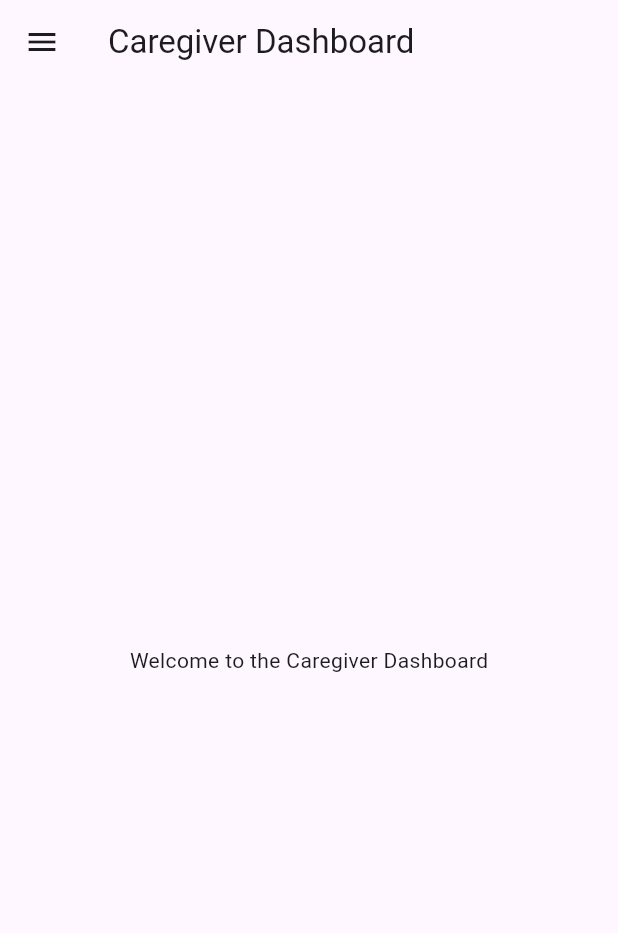
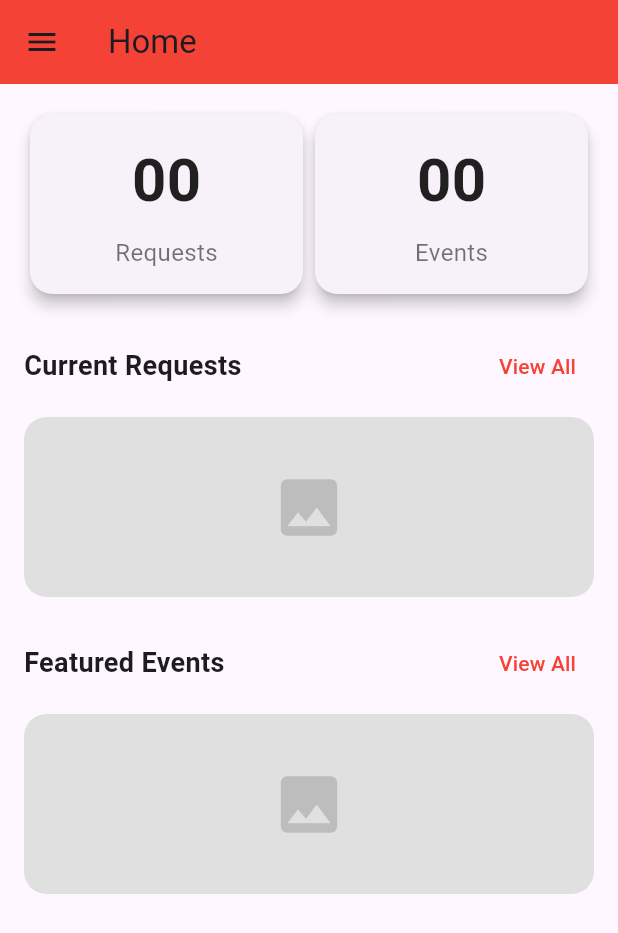
Before and after one commit to janindu333/caregiver-mobile, a Flutter app: the CaregiverDashboardPage screen opened by its route, on a phone screen of 412 x 824 dp. Shown: the top 933 px of the screen. Run offline on Flutter 3.47's test engine with Material 3 defaults, Android fonts, the light colour scheme and no system bars; drawn by our look-alikes of flutter_zoom_drawer; our stand-ins replace cloud_firestore, firebase_auth, firebase_core, get; accounts and stored records are empty.

Commit message:
added zoom drawer

```diff
--- a/lib/features/caregiver/presentation/pages/caregiver_dashboard_page.dart
+++ b/lib/features/caregiver/presentation/pages/caregiver_dashboard_page.dart
@@ -1,54 +1,25 @@
-import 'package:caregiver/menu_screen.dart';
 import 'package:flutter/material.dart';
 import 'package:flutter_zoom_drawer/flutter_zoom_drawer.dart';
+import 'package:get/get.dart';
+import 'package:caregiver/menu_screen.dart';
+import 'package:caregiver/my_drawer_controller.dart';
+import 'package:caregiver/main_screen.dart';
 
-class CaregiverDashboardPage extends StatefulWidget {
-  CaregiverDashboardPage({super.key});
-
-  @override
-  _CaregiverDashboardPageState createState() => _CaregiverDashboardPageState();
-}
-
-class _CaregiverDashboardPageState extends State<CaregiverDashboardPage> {
-  final ZoomDrawerController _drawerController = ZoomDrawerController();
-
+class CaregiverDashboardPage extends GetView<MyDrawerController> {
   @override
   Widget build(BuildContext context) {
-    return ZoomDrawer(
-      controller: _drawerController,
-      // style: DrawerStyle.defaultStyle,
-      menuScreen: MenuScreen(),
-
-      mainScreen: Scaffold(
-        appBar: AppBar(
-          title: const Text('Caregiver Dashboard'),
-          leading: IconButton(
-            icon: Icon(Icons.menu),
-            onPressed: () {
-              _drawerController.toggle?.call();
-            },
-          ),
-        ),
-        body: GestureDetector(
-          onTap: () async {
-            bool? isDrawerOpen = await _drawerController.isOpen!();
-            if (isDrawerOpen == true) {
-              _drawerController.close?.call();
-            }
-          },
-          child: const Center(
-            child: Text('Welcome to the Caregiver Dashboard'),
-          ),
-        ),
+    return GetBuilder<MyDrawerController>(
+      builder: (_) => ZoomDrawer(
+        controller: _.zoomDrawerController,
+        menuScreen: MenuScreen(), // Updated MenuScreen with menu items
+        mainScreen: MainScreen(), // Main screen with your content
+        borderRadius: 24.0,
+        showShadow: true,
+        angle: -12.0,
+        menuBackgroundColor: Colors.yellow,
+        drawerShadowsBackgroundColor: Colors.grey,
+        slideWidth: MediaQuery.of(context).size.width * 0.65,
       ),
-
-      borderRadius: 24.0,
-      showShadow: true,
-      angle: 0.0,
-      menuBackgroundColor: Colors.yellow[300]!,
-      slideWidth: MediaQuery.of(context).size.width * 0.65,
-      openCurve: Curves.fastOutSlowIn,
-      closeCurve: Curves.bounceIn,
     );
   }
 }
--- /dev/null
+++ b/lib/features/patient/presentation/pages/patient_home_page.dart
@@ -0,0 +1,17 @@
+import 'package:flutter/material.dart';
+
+class PatientHomePage extends StatelessWidget {
+  const PatientHomePage({Key? key}) : super(key: key);
+
+  @override
+  Widget build(BuildContext context) {
+    return Scaffold(
+      appBar: AppBar(
+        title: Text('Patient Home Page'),
+      ),
+      body: Center(
+        child: Text('Welcome to the Patient Home Page'),
+      ),
+    );
+  }
+}
--- a/lib/main.dart
+++ b/lib/main.dart
@@ -2,10 +2,13 @@ import 'package:caregiver/features/admin/presentation/pages/admin_dashboard_page
 import 'package:caregiver/features/caregiver/presentation/pages/caregiver_dashboard_page.dart';
 import 'package:caregiver/features/splash/presentation/pages/splash_screen.dart';
 import 'package:caregiver/firebase_options.dart';
+import 'package:caregiver/my_drawer_controller.dart';
 import 'package:firebase_core/firebase_core.dart';
 import 'package:flutter/material.dart';
+import 'package:get/get.dart';
 
 void main() async {
+  Get.put<MyDrawerController>(MyDrawerController());
   WidgetsFlutterBinding.ensureInitialized();
   await Firebase.initializeApp(
     options: DefaultFirebaseOptions.currentPlatform,
--- /dev/null
+++ b/lib/main_screen.dart
@@ -0,0 +1,121 @@
+import 'package:flutter/material.dart';
+import 'package:get/get.dart';
+import 'package:caregiver/my_drawer_controller.dart';
+
+class MainScreen extends GetView<MyDrawerController> {
+  const MainScreen({Key? key}) : super(key: key);
+
+  @override
+  Widget build(BuildContext context) {
+    return Scaffold(
+      appBar: AppBar(
+        title: Text('Home'),
+        leading: IconButton(
+          icon: Icon(Icons.menu),
+          onPressed: () {
+            controller.toggleDrawer();
+          },
+        ),
+        backgroundColor: Colors.red, // Match the color with your screenshot
+      ),
+      body: Padding(
+        padding: const EdgeInsets.all(16.0),
+        child: Column(
+          crossAxisAlignment: CrossAxisAlignment.start,
+          children: [
+            Row(
+              mainAxisAlignment: MainAxisAlignment.spaceBetween,
+              children: [
+                _buildStatCard('Requests', '00'),
+                _buildStatCard('Events', '00'),
+              ],
+            ),
+            SizedBox(height: 20.0),
+            _buildSectionTitle('Current Requests', 'View All'),
+            SizedBox(height: 10.0),
+            _buildPlaceholderCard(),
+            SizedBox(height: 20.0),
+            _buildSectionTitle('Featured Events', 'View All'),
+            SizedBox(height: 10.0),
+            _buildPlaceholderCard(),
+          ],
+        ),
+      ),
+    );
+  }
+
+  Widget _buildStatCard(String title, String value) {
+    return Expanded(
+      child: Card(
+        shape: RoundedRectangleBorder(
+          borderRadius: BorderRadius.circular(15.0),
+        ),
+        elevation: 4.0,
+        child: Padding(
+          padding: const EdgeInsets.all(16.0),
+          child: Column(
+            children: [
+              Text(
+                value,
+                style: TextStyle(
+                  fontSize: 40.0,
+                  fontWeight: FontWeight.bold,
+                  color: Colors.black87,
+                ),
+              ),
+              SizedBox(height: 8.0),
+              Text(
+                title,
+                style: TextStyle(
+                  fontSize: 16.0,
+                  color: Colors.black54,
+                ),
+              ),
+            ],
+          ),
+        ),
+      ),
+    );
+  }
+
+  Widget _buildSectionTitle(String title, String actionText) {
+    return Row(
+      mainAxisAlignment: MainAxisAlignment.spaceBetween,
+      children: [
+        Text(
+          title,
+          style: TextStyle(
+            fontSize: 18.0,
+            fontWeight: FontWeight.bold,
+          ),
+        ),
+        TextButton(
+          onPressed: () {
+            // Handle "View All" action
+          },
+          child: Text(
+            actionText,
+            style: TextStyle(color: Colors.red),
+          ),
+        ),
+      ],
+    );
+  }
+
+  Widget _buildPlaceholderCard() {
+    return Container(
+      height: 120.0,
+      decoration: BoxDecoration(
+        color: Colors.grey[300],
+        borderRadius: BorderRadius.circular(15.0),
+      ),
+      child: Center(
+        child: Icon(
+          Icons.image,
+          size: 50.0,
+          color: Colors.grey[400],
+        ),
+      ),
+    );
+  }
+}
--- /dev/null
+++ b/lib/my_drawer_controller.dart
@@ -0,0 +1,12 @@
+import 'package:flutter_zoom_drawer/flutter_zoom_drawer.dart';
+import 'package:get/get.dart';
+
+class MyDrawerController extends GetxController {
+  final zoomDrawerController = ZoomDrawerController();
+
+  void toggleDrawer() {
+    print("Toggle drawer");
+    zoomDrawerController.toggle?.call();
+    update();
+  }
+}
--- a/pubspec.yaml
+++ b/pubspec.yaml
@@ -41,6 +41,7 @@ dependencies:
   cloud_firestore: ^5.2.1
   firebase_messaging: ^15.0.4
   flutter_signin_button: ^2.0.0
+  get: ^4.6.6
 
 dev_dependencies:
   flutter_test:
```
Also changed, not shown: lib/menu_screen.dart (+62 -91 lines), pubspec.lock.
